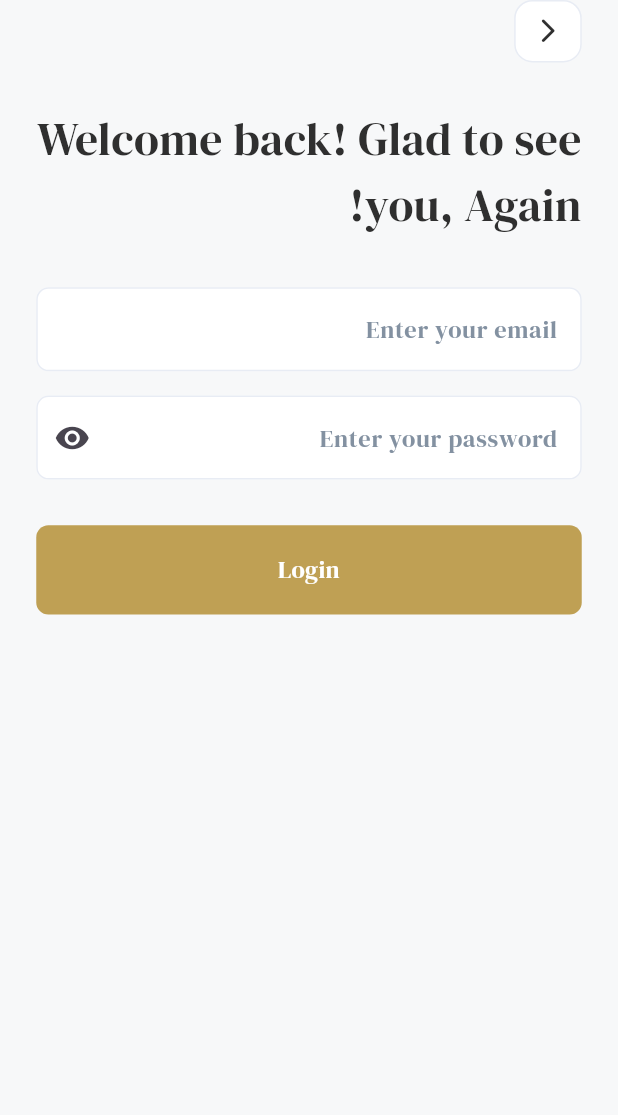
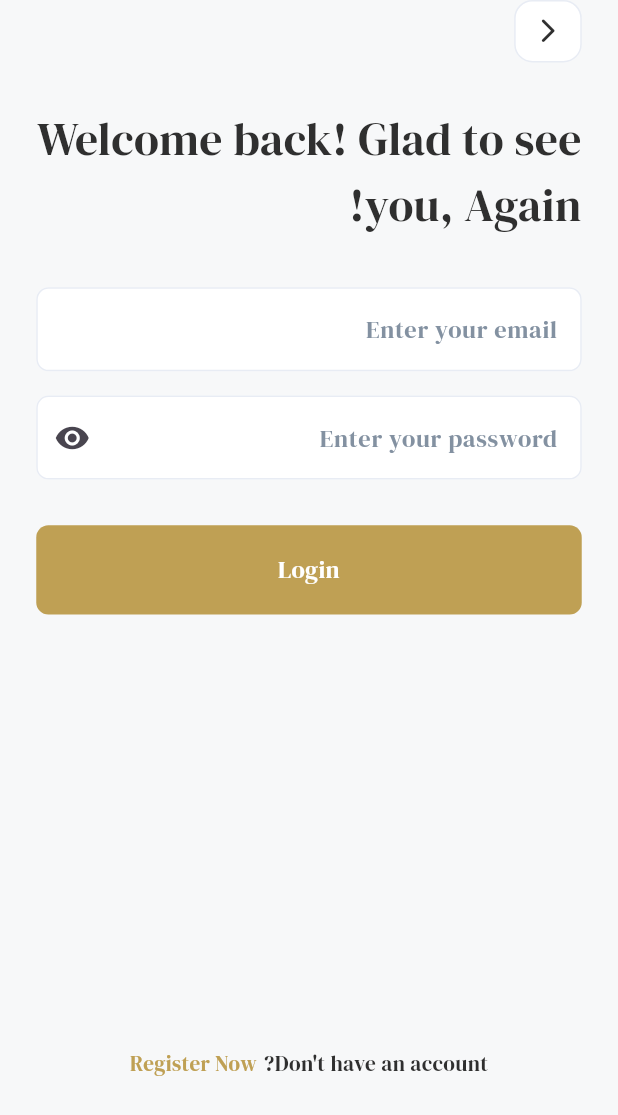
Before and after one commit to nouraalmufty-205/bookia_app, a Flutter app: the screen it shows after launch, after a tap on the "language" icon, after a tap on "تسجيل الدخول", on a phone screen of 412 x 824 dp. Shown: the top 1115 px of the screen. Run offline on Flutter 3.47's test engine with Material 3 defaults, Android fonts, the phone set to English and light mode, and no system bars; our stand-ins replace bloc, dio, easy_localization, flutter_bloc, flutter_screenutil.

Commit message:
fixed the login screen

```diff
--- a/lib/features/auth/presentation/ui/login_screen.dart
+++ b/lib/features/auth/presentation/ui/login_screen.dart
@@ -1,4 +1,6 @@
+import 'package:bookia/core/routes/app_routes.dart';
 import 'package:bookia/core/theme/app_textstyles.dart';
+import 'package:bookia/core/theme/appcolors.dart';
 import 'package:bookia/core/widgets/back_arrow.dart';
 import 'package:bookia/core/widgets/custom_text_field.dart';
 import 'package:bookia/features/auth/presentation/ui/widgets/login_form.dart';
@@ -26,6 +28,30 @@ class LoginScreen extends StatelessWidget {
               ),
               32.verticalSpace,
               LoginForm(),
+              285.verticalSpace,
+
+              Row(
+                mainAxisAlignment: MainAxisAlignment.center,
+
+                children: [
+                  Text(
+                    "Don't have an account?",
+                    style: AppTextstyles.font16Regular.copyWith(
+                      fontSize: 14.sp,
+                    ),
+                  ),
+                  4.horizontalSpace,
+                  InkWell(
+                    onTap: () {
+                      Navigator.pushNamed(context, AppRoutes.RegisterScreen);
+                    },
+                    child: Text(
+                      "Register Now",
+                      style: TextStyle(color: AppColors.mainColor),
+                    ),
+                  ),
+                ],
+              ),
             ],
           ),
         ),
```
Also changed, not shown: lib/features/auth/presentation/ui/register_screen.dart (+6 -1 lines).
